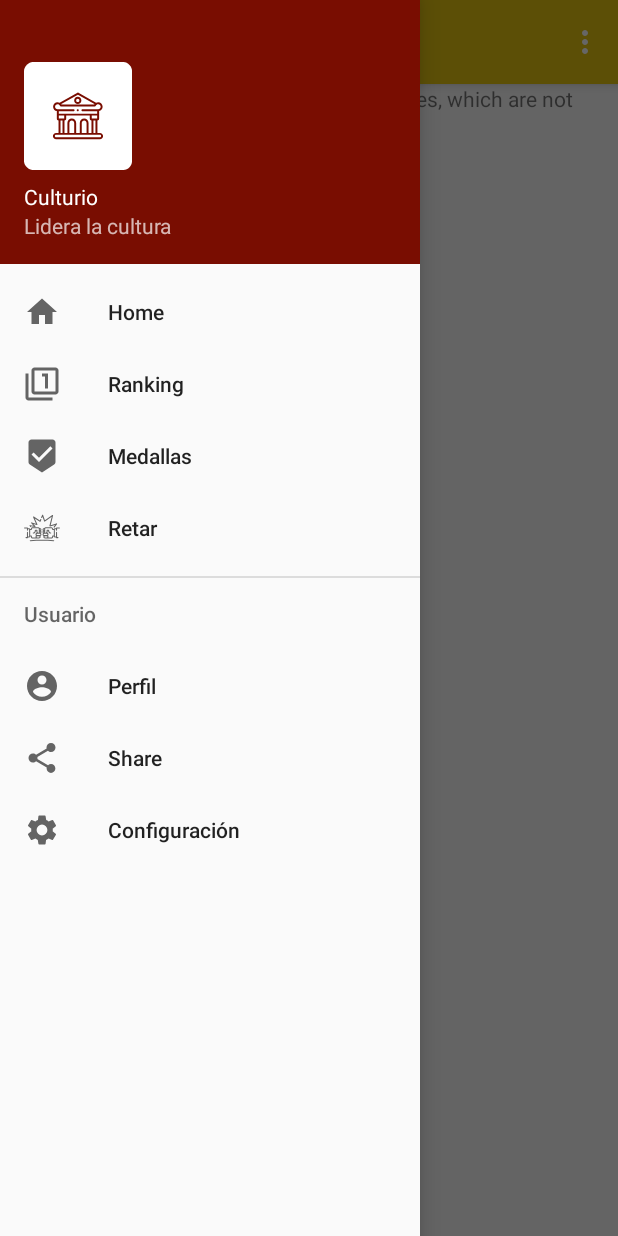
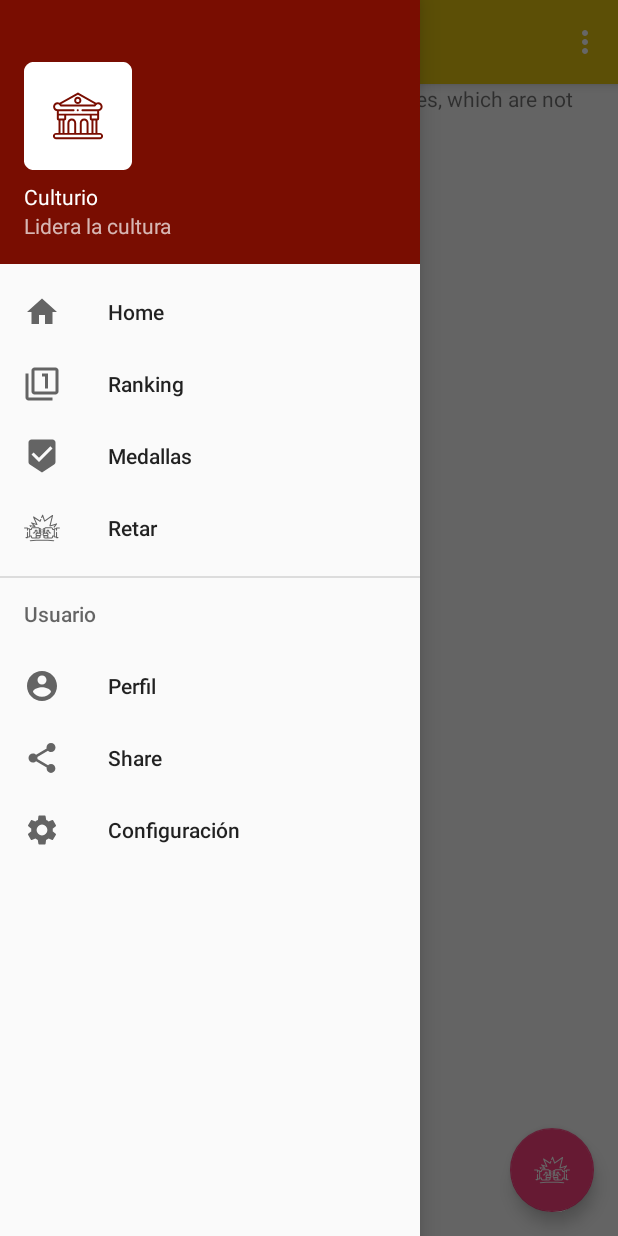
Before and after one commit to CODITEC/HackCultura, an Android app: the screen it shows after launch (CulturioActivity), with the side drawer open, on a phone screen of 412 x 824 dp. Run offline under Robolectric (Android 15) with nearby library versions, the light colour scheme and no system bars.

Commit message:
button retar in map

```diff
--- a/Culturio/app/src/main/java/com/example/culturio/activity/CulturioActivity.java
+++ b/Culturio/app/src/main/java/com/example/culturio/activity/CulturioActivity.java
@@ -43,6 +43,8 @@ import com.google.android.gms.maps.model.Marker;
 import com.google.android.gms.maps.model.MarkerOptions;
 import com.google.android.gms.tasks.OnSuccessListener;
 
+import java.io.Console;
+
 public class CulturioActivity extends AppCompatActivity
         implements NavigationView.OnNavigationItemSelectedListener, OnMapReadyCallback {
 
@@ -50,7 +52,7 @@ public class CulturioActivity extends AppCompatActivity
     SupportMapFragment mapFragment;
 
     Marker culturePlayer, ministerioCultura;
-
+    FloatingActionButton floatingActionButton;
     FusedLocationProviderClient fusedLocationProviderClient;
     LocationCallback locationCallback;
 
@@ -82,6 +84,14 @@ public class CulturioActivity extends AppCompatActivity
         mapFragment.getMapAsync(this);
         navigationView.setNavigationItemSelectedListener(this);
         setUpLocation();
+        floatingActionButton = findViewById(R.id.floatButton);
+        floatingActionButton.show();
+        floatingActionButton.setOnClickListener(new View.OnClickListener() {
+            @Override
+            public void onClick(View view) {
+                cargarFramento(new RetarFragment());
+            }
+        });
     }
 
     @Override
--- a/Culturio/app/src/main/java/com/example/culturio/fragment/MuseoMapFragment.java
+++ b/Culturio/app/src/main/java/com/example/culturio/fragment/MuseoMapFragment.java
@@ -4,6 +4,7 @@ package com.example.culturio.fragment;
 import android.content.res.AssetManager;
 import android.graphics.Typeface;
 import android.os.Bundle;
+import android.support.design.widget.FloatingActionButton;
 import android.support.v4.app.Fragment;
 import android.support.v4.app.FragmentManager;
 import android.view.LayoutInflater;
@@ -21,6 +22,7 @@ import java.util.Locale;
 public class MuseoMapFragment extends Fragment {
 
     Button btnStart;
+    FloatingActionButton floatingActionButton;
 
     public MuseoMapFragment() {
         // Required empty public constructor
@@ -32,6 +34,8 @@ public class MuseoMapFragment extends Fragment {
                              Bundle savedInstanceState) {
         // Inflate the layout for this fragment
         View view = inflater.inflate(R.layout.fragment_museo_map, container, false);
+        floatingActionButton = getActivity().findViewById(R.id.floatButton);
+        floatingActionButton.hide();
         btnStart = view.findViewById(R.id.btnStart);
         btnStart.setOnClickListener(new View.OnClickListener() {
             @Override
--- a/Culturio/app/src/main/java/com/example/culturio/fragment/ProfileFragment.java
+++ b/Culturio/app/src/main/java/com/example/culturio/fragment/ProfileFragment.java
@@ -2,6 +2,7 @@ package com.example.culturio.fragment;
 
 
 import android.os.Bundle;
+import android.support.design.widget.FloatingActionButton;
 import android.support.v4.app.Fragment;
 import android.view.LayoutInflater;
 import android.view.View;
@@ -14,6 +15,7 @@ import com.example.culturio.R;
  */
 public class ProfileFragment extends Fragment {
 
+    FloatingActionButton floatingActionButton;
 
     public ProfileFragment() {
         // Required empty public constructor
@@ -25,7 +27,8 @@ public class ProfileFragment extends Fragment {
                              Bundle savedInstanceState) {
         // Inflate the layout for this fragment
         View view = inflater.inflate(R.layout.fragment_profile, container, false);
-
+        floatingActionButton = getActivity().findViewById(R.id.floatButton);
+        floatingActionButton.hide();
         return view;
     }
 
--- a/Culturio/app/src/main/res/layout/content_culturio.xml
+++ b/Culturio/app/src/main/res/layout/content_culturio.xml
@@ -1,5 +1,5 @@
 <?xml version="1.0" encoding="utf-8"?>
-<android.support.constraint.ConstraintLayout xmlns:android="http://schemas.android.com/apk/res/android"
+<android.support.design.widget.CoordinatorLayout xmlns:android="http://schemas.android.com/apk/res/android"
     xmlns:app="http://schemas.android.com/apk/res-auto"
     xmlns:tools="http://schemas.android.com/tools"
     android:layout_width="match_parent"
@@ -15,4 +15,13 @@
         android:layout_height="match_parent"
         tools:context=".Welcome" />
 
-</android.support.constraint.ConstraintLayout>
+    <android.support.design.widget.FloatingActionButton
+        android:id="@+id/floatButton"
+        android:layout_width="wrap_content"
+        android:layout_height="wrap_content"
+        android:layout_gravity="bottom|end"
+        android:layout_margin="16dp"
+        android:tint="#ffffff"
+        android:src="@drawable/ic_conflict"/>
+
+</android.support.design.widget.CoordinatorLayout>
```
Also changed, not shown: Culturio/app/src/main/res/layout/fragment_retar.xml (+5 -5 lines).
